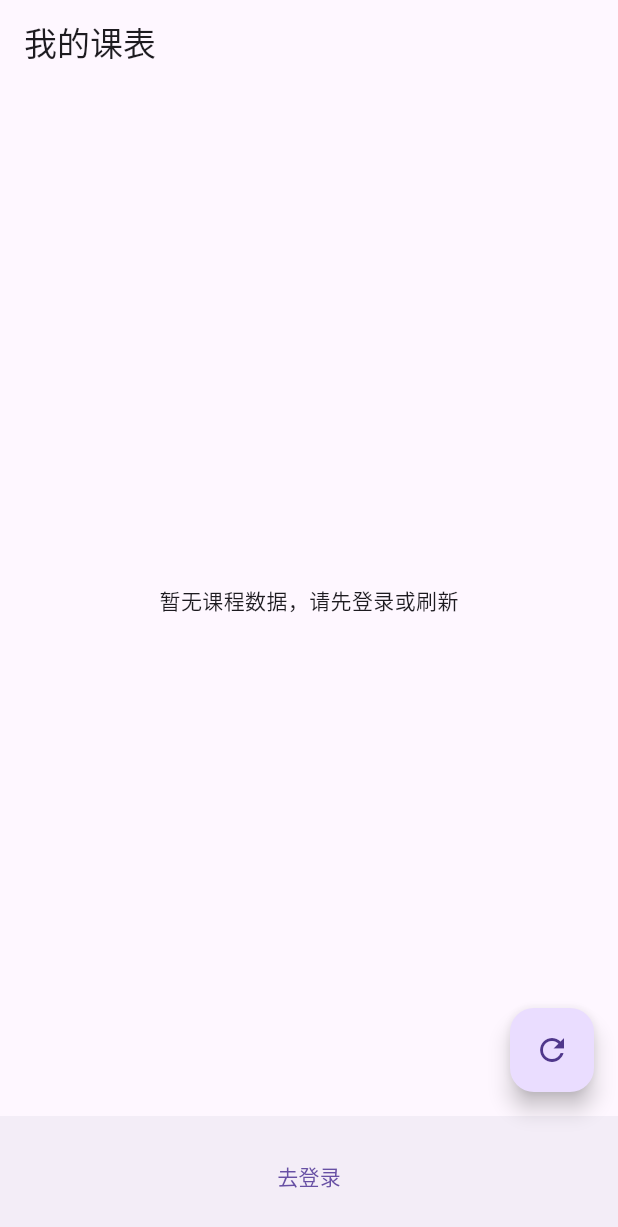
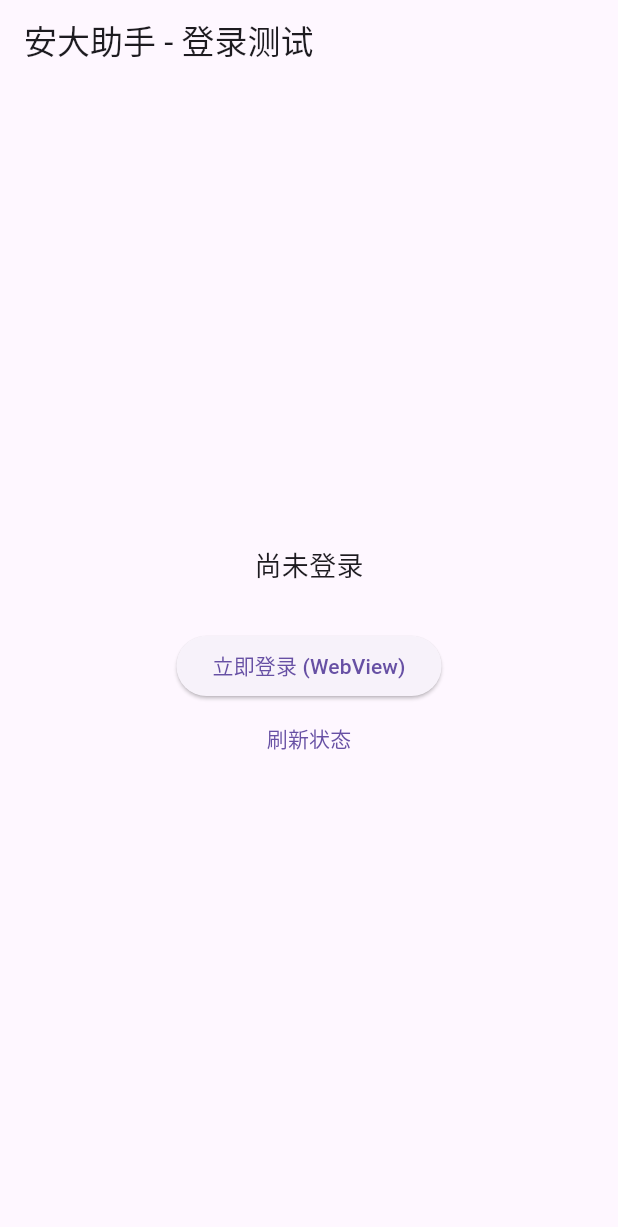
Before and after one commit to kid-depress/ahu_helper, a Flutter app: the screen it shows after launch, on a phone screen of 412 x 824 dp. Shown: the top 1227 px of the screen. Run offline on Flutter 3.47's test engine with Material 3 defaults, Android fonts, the phone set to English and light mode, and no system bars; our stand-ins replace cookie_jar, dio, dio_cookie_manager, fluttertoast; missing offline and left inert: flutter_inappwebview.

Commit message:
累了,只保留了登录功能,唉

```diff
--- a/lib/api/net_client.dart
+++ b/lib/api/net_client.dart
@@ -2,12 +2,12 @@ import 'dart:io';
 import 'package:dio/dio.dart';
 import 'package:dio_cookie_manager/dio_cookie_manager.dart';
 import 'package:cookie_jar/cookie_jar.dart';
-import 'package:path_provider/path_provider.dart'; //
+import 'package:path_provider/path_provider.dart';
 
 class NetClient {
   static final NetClient _instance = NetClient._internal();
   late Dio dio;
-  late PersistCookieJar cookieJar; // 持久化 Cookie
+  late PersistCookieJar cookieJar;
 
   factory NetClient() => _instance;
 
@@ -16,30 +16,25 @@ class NetClient {
       baseUrl: "https://jw.ahu.edu.cn",
       connectTimeout: const Duration(seconds: 10),
       headers: {
-        // 模拟电脑浏览器，防止被服务器识别为移动端导致空白或跳转
         "User-Agent": "Mozilla/5.0 (Windows NT 10.0; Win64; x64) AppleWebKit/537.36 (KHTML, like Gecko) Chrome/120.0.0.0 Safari/537.36",
       },
     ));
   }
 
-  // 初始化方法，必须在 main.dart 中调用
+  // 初始化持久化 Cookie 存储
   Future<void> init() async {
     final appDocDir = await getApplicationDocumentsDirectory();
     final String path = "${appDocDir.path}/.cookies/";
-    final dir = Directory(path);
-    if (!await dir.exists()) {
-      await dir.create(recursive: true);
-    }
-
     cookieJar = PersistCookieJar(storage: FileStorage(path));
     dio.interceptors.add(CookieManager(cookieJar));
   }
 
-  // 注入 WebView 抓到的 Cookie
+  // 将 WebView 抓到的 Cookie 保存到 Dio 中
   Future<void> setCookies(String url, List<Cookie> cookies) async {
     await cookieJar.saveFromResponse(Uri.parse(url), cookies);
   }
 
+  // 基础 GET 请求
   Future<String> get(String path) async {
     try {
       var response = await dio.get(path);
--- a/lib/main.dart
+++ b/lib/main.dart
@@ -1,9 +1,59 @@
 import 'package:flutter/material.dart';
+import 'package:fluttertoast/fluttertoast.dart';
 import 'api/net_client.dart';
-import 'pages/home_page.dart';
+import 'pages/webview_login_page.dart';
 
 void main() async {
   WidgetsFlutterBinding.ensureInitialized();
-  await NetClient().init(); // 初始化 Cookie 存储
+  await NetClient().init(); // 初始化网络层
   runApp(const MaterialApp(home: HomePage(), debugShowCheckedModeBanner: false));
 }
+
+class HomePage extends StatefulWidget {
+  const HomePage({super.key});
+  @override
+  State<HomePage> createState() => _HomePageState();
+}
+
+class _HomePageState extends State<HomePage> {
+  String _status = "尚未登录";
+
+  void _checkStatus() async {
+    // 尝试访问首页，看是否会被踢回登录页
+    String html = await NetClient().get("/student/home");
+    if (html.contains("刘哲仙") || html.contains("student")) {
+      setState(() => _status = "✅ 已登录：检测到学生身份");
+    } else {
+      setState(() => _status = "❌ 登录失效或未登录");
+    }
+  }
+
+  @override
+  Widget build(BuildContext context) {
+    return Scaffold(
+      appBar: AppBar(title: const Text("安大助手 - 登录测试")),
+      body: Center(
+        child: Column(
+          mainAxisAlignment: MainAxisAlignment.center,
+          children: [
+            Text(_status, style: const TextStyle(fontSize: 18)),
+            const SizedBox(height: 30),
+            ElevatedButton(
+              onPressed: () async {
+                final success = await Navigator.push(
+                  context, MaterialPageRoute(builder: (c) => const LoginWebView())
+                );
+                if (success == true) {
+                  Fluttertoast.showToast(msg: "登录成功！");
+                  _checkStatus();
+                }
+              },
+              child: const Text("立即登录 (WebView)"),
+            ),
+            TextButton(onPressed: _checkStatus, child: const Text("刷新状态")),
+          ],
+        ),
+      ),
+    );
+  }
+}
--- a/lib/models/course.dart
+++ b/lib/models/course.dart
@@ -1,13 +1,31 @@
+import 'package:flutter/material.dart';
+
 class Course {
-  final String name;     // 课程名
-  final String teacher;  // 教师
-  final String location; // 地点
-  final String time;     // 上课时间（例如：周一第1-2节）
+  final String name;
+  final String teacher;
+  final String location;
+  final int weekday;      // 周几 (1-7)
+  final int startTime;    // 开始节次
+  final int length;       // 持续节数 (length)
+  final List<int> weekIndexes; // 周次索引列表
+  final Color color;
 
   Course({
     required this.name,
     required this.teacher,
     required this.location,
-    required this.time,
-  });
+    required this.weekday,
+    required this.startTime,
+    required this.length,
+    required this.weekIndexes,
+  }) : color = _generateColor(name);
+
+  static Color _generateColor(String name) {
+    final List<Color> palette = [
+      const Color(0xFF99CCFF), const Color(0xFFFFCC99),
+      const Color(0xFFFF9999), const Color(0xFF99CC99),
+      const Color(0xFFCC99FF), const Color(0xFFFF99CC),
+    ];
+    return palette[name.hashCode.abs() % palette.length].withOpacity(0.9);
+  }
 }
```
Also changed, not shown: lib/pages/home_page.dart (+96 -40 lines), lib/pages/webview_login_page.dart (+6 -13 lines), lib/utils/schedule_parser.dart (+22 -30 lines).
